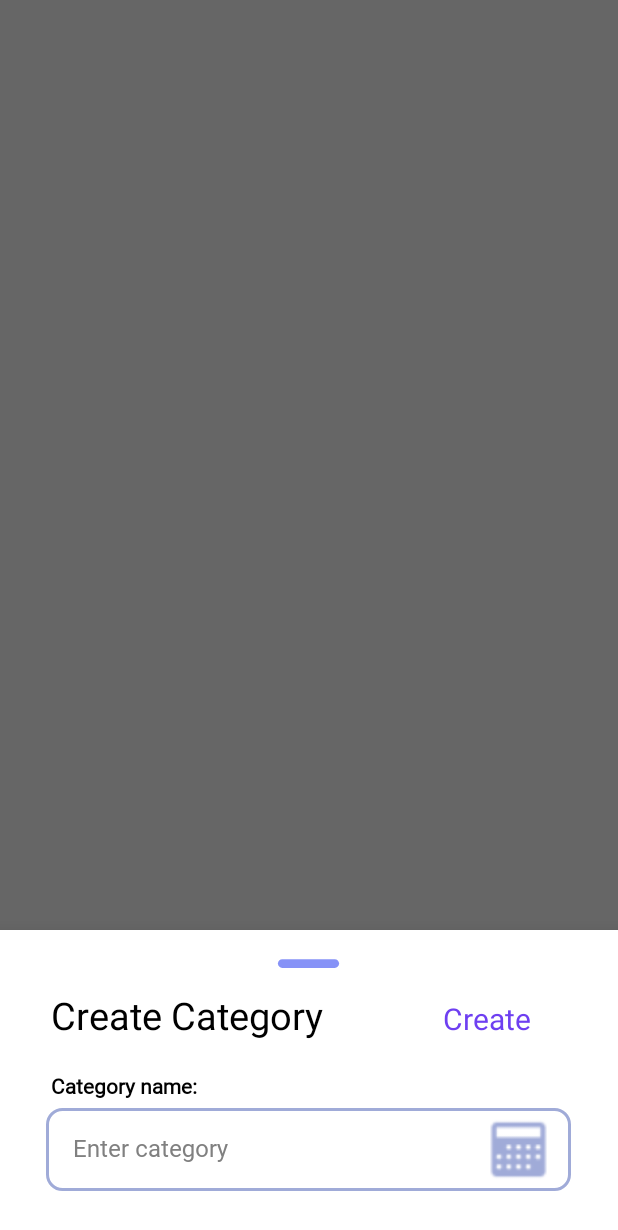
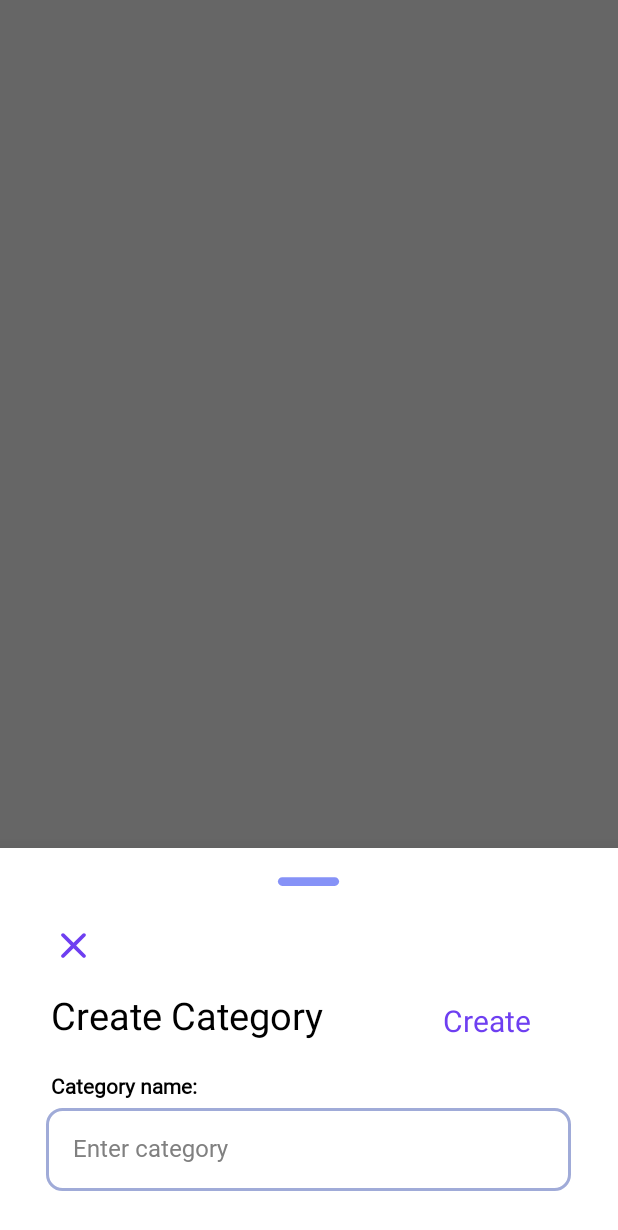
Before and after one commit to ST10033851/OPSC7311-WonderTime-POE, an Android app: the fragment new_category_Fragment shown on its own in the app's theme, on a phone screen of 412 x 824 dp. Shown: the top 1230 px of the screen. Run offline under Robolectric (Android 15) with nearby library versions, the phone set to English and light mode, and no system bars.

Commit message:
Added create category function

```diff
--- a/app/src/main/java/com/example/opsc7311_wondertime_part2/activities/LoginActivity.kt
+++ b/app/src/main/java/com/example/opsc7311_wondertime_part2/activities/LoginActivity.kt
@@ -33,7 +33,7 @@ class LoginActivity : AppCompatActivity() {
                         if(task.isSuccessful)
                         {
                             Toast.makeText(this, "Login Successful", Toast.LENGTH_SHORT).show()
-                            val intent = Intent(this, LoginActivity::class.java)
+                            val intent = Intent(this, HomeActivity::class.java)
                             startActivity(intent)
                             finish()
                         }
--- a/app/src/main/java/com/example/opsc7311_wondertime_part2/models/category_model.kt
+++ b/app/src/main/java/com/example/opsc7311_wondertime_part2/models/category_model.kt
@@ -1,5 +1,6 @@
 package com.example.opsc7311_wondertime_part2.models
 
 data class categoriesModel (
-    val name: String
+    val name: String,
+    var totalHours: Int
 )
--- /dev/null
+++ b/app/src/main/res/drawable/round_clear_24.xml
@@ -0,0 +1,5 @@
+<vector xmlns:android="http://schemas.android.com/apk/res/android" android:height="24dp" android:tint="#6E3FF1" android:viewportHeight="24" android:viewportWidth="24" android:width="24dp">
+
+    <path android:fillColor="@android:color/white" android:pathData="M18.3,5.71c-0.39,-0.39 -1.02,-0.39 -1.41,0L12,10.59 7.11,5.7c-0.39,-0.39 -1.02,-0.39 -1.41,0 -0.39,0.39 -0.39,1.02 0,1.41L10.59,12 5.7,16.89c-0.39,0.39 -0.39,1.02 0,1.41 0.39,0.39 1.02,0.39 1.41,0L12,13.41l4.89,4.89c0.39,0.39 1.02,0.39 1.41,0 0.39,-0.39 0.39,-1.02 0,-1.41L13.41,12l4.89,-4.89c0.38,-0.38 0.38,-1.02 0,-1.4z"/>
+
+</vector>
--- a/app/src/main/res/layout/activity_categories.xml
+++ b/app/src/main/res/layout/activity_categories.xml
@@ -4,6 +4,7 @@
     xmlns:tools="http://schemas.android.com/tools"
     android:layout_width="match_parent"
     android:layout_height="match_parent"
+    android:background="@color/backgroundWhite"
     tools:context=".activities.CategoriesActivity">
 
     <LinearLayout
@@ -88,7 +89,7 @@
             </LinearLayout>
 
             <androidx.recyclerview.widget.RecyclerView
-                android:id="@+id/t_recycler"
+                android:id="@+id/c_recycler"
                 android:layout_width="match_parent"
                 android:layout_height="700dp" />
 
--- a/app/src/main/res/layout/fragment_new_category_.xml
+++ b/app/src/main/res/layout/fragment_new_category_.xml
@@ -1,10 +1,8 @@
 <?xml version="1.0" encoding="utf-8"?>
 <LinearLayout xmlns:android="http://schemas.android.com/apk/res/android"
-    xmlns:tools="http://schemas.android.com/tools"
     android:orientation="vertical"
     android:layout_width="match_parent"
     android:layout_height="match_parent"
-    tools:context=".fragments.new_category_Fragment"
     android:background="@drawable/dialogbg">
 
     <ImageView
@@ -19,6 +17,21 @@
         android:layout_height="wrap_content"
         android:orientation="horizontal">
 
+        <ImageView
+            android:layout_width="30dp"
+            android:layout_height="50dp"
+            android:src="@drawable/round_clear_24"
+            android:layout_marginLeft="24dp"
+            android:layout_marginTop="6dp"
+            android:id="@+id/cancelButton"/>
+
+    </LinearLayout>
+
+    <LinearLayout
+        android:layout_width="match_parent"
+        android:layout_height="wrap_content"
+        android:orientation="horizontal">
+
         <TextView
             android:id="@+id/createText"
             android:layout_width="wrap_content"
@@ -27,7 +40,7 @@
             android:textAlignment="viewStart"
             android:text="Create Category"
             android:textColor="@color/black"
-            android:layout_marginTop="5dp"
+            android:layout_marginTop="4dp"
             android:textSize="25dp" />
 
         <TextView
@@ -86,12 +99,6 @@
                 android:textColorHint="@color/gray"
                 android:textSize="16sp" />
 
-            <ImageView
-                android:id="@+id/datePickerBtn"
-                android:layout_width="50dp"
-                android:layout_height="50dp"
-                android:src="@drawable/calender_icon"/>
-
         </LinearLayout>
 
     </LinearLayout>
--- a/app/src/main/res/values/colors.xml
+++ b/app/src/main/res/values/colors.xml
@@ -19,4 +19,9 @@
     <color name="paleWhite">#E9E9E9</color>
     <color name="navPurple">#8570FA</color>
     <color name="backgroundWhite">#E3E7F4</color>
+
+    <style name="DialogAnimation">
+        <item name="android:windowEnterAnimation">@anim/slide_in_bottom</item>
+        <item name="android:windowExitAnimation">@anim/slide_out_bottom</item>
+    </style>
 </resources>
```
Also changed, not shown: app/src/main/java/com/example/opsc7311_wondertime_part2/activities/CategoriesActivity.kt (+70 -2 lines), app/src/main/java/com/example/opsc7311_wondertime_part2/models/ModelRepositories.kt (added, +35 -0 lines), app/src/main/res/anim/slide_in_bottom.xml (added, +10 -0 lines), app/src/main/res/anim/slide_out_bottom.xml (added, +10 -0 lines).
